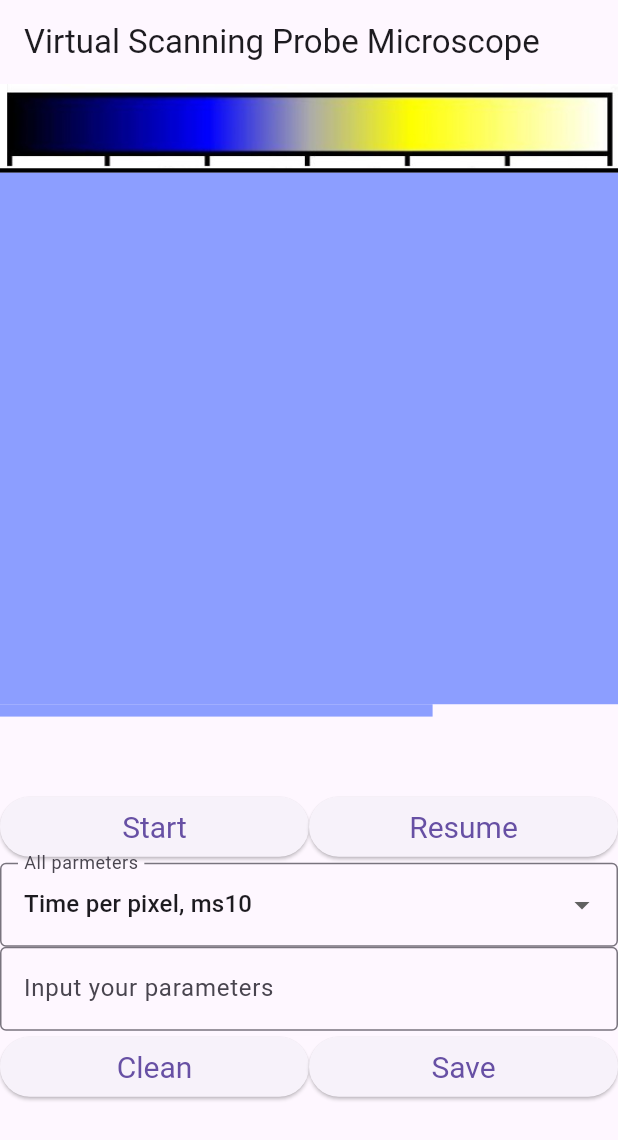
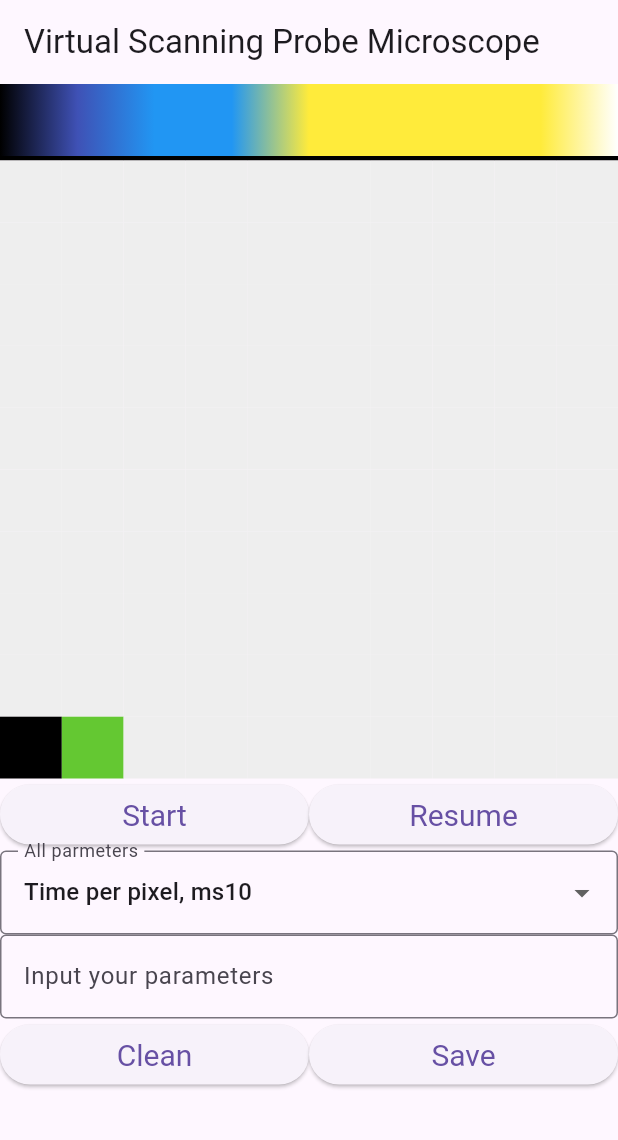
Before and after one commit to 110010110011/yanenko_diploma, a Flutter app: the screen it shows after launch, after a tap on "Start", after a tap on "Pause", on a phone screen of 412 x 824 dp. Shown: the top 1140 px of the screen. Run offline on Flutter 3.47's test engine with Material 3 defaults, Android fonts, the phone set to English and light mode, and no system bars.

Commit message:
Correct gamma + dwawing

```diff
--- /dev/null
+++ b/images/pixels.json
@@ -0,0 +1,14 @@
+{
+  "pixels": [
+    [ [0, 0, 0], [100, 200, 50], [10, 150, 220], [255, 0, 150], [30, 120, 180], [50, 80, 210], [180, 40, 120], [70, 90, 200], [140, 170, 20], [160, 210, 70] ],
+    [ [180, 30, 100], [40, 160, 220], [90, 200, 60], [170, 20, 130], [0, 100, 200], [120, 180, 40], [200, 50, 80], [80, 190, 30], [150, 230, 90], [220, 70, 140] ],
+    [ [150, 10, 70], [70, 120, 190], [120, 180, 30], [200, 60, 100], [20, 90, 160], [160, 220, 80], [230, 90, 150], [110, 200, 50], [180, 20, 110], [40, 130, 210] ],
+    [ [100, 0, 50], [0, 80, 150], [50, 140, 20], [130, 220, 90], [60, 30, 120], [90, 160, 220], [160, 20, 100], [40, 100, 190], [110, 180, 40], [190, 50, 80] ],
+    [ [50, 150, 10], [130, 210, 70], [180, 40, 130], [10, 90, 170], [140, 220, 80], [170, 30, 110], [240, 100, 160], [120, 200, 60], [190, 30, 120], [20, 140, 220] ],
+    [ [20, 120, 190], [100, 180, 40], [150, 30, 100], [30, 100, 180], [160, 230, 90], [190, 60, 130], [10, 80, 160], [80, 160, 220], [150, 20, 90], [220, 90, 150] ],
+    [ [240, 100, 160], [120, 200, 50], [190, 30, 120], [20, 140, 220], [50, 150, 10], [130, 210, 70], [180, 40, 130], [10, 90, 170], [140, 220, 80], [170, 30, 110] ],
+    [ [190, 60, 130], [10, 80, 160], [80, 160, 220], [150, 20, 90], [220, 90, 150], [240, 100, 160], [120, 200, 60], [190, 30, 120], [20, 140, 220], [50, 150, 10] ],
+    [ [160, 230, 90], [190, 60, 130], [10, 80, 160], [80, 160, 220], [150, 20, 90], [220, 90, 150], [240, 100, 160], [120, 200, 60], [190, 30, 120], [20, 140, 220] ],
+    [ [10, 90, 170], [140, 220, 80], [170, 30, 110], [240, 100, 160], [120, 200, 50], [190, 30, 120], [20, 140, 220], [50, 150, 10], [130, 210, 70], [180, 40, 130] ]
+  ]
+}
--- a/lib/main.dart
+++ b/lib/main.dart
@@ -1,6 +1,10 @@
+import 'dart:async';
+import 'dart:convert';
 import 'dart:io';
 import 'dart:math';
 import 'dart:typed_data';
+import 'package:flutter/services.dart';
+
 import 'microscopeTransmission.dart';
 import 'parametersActions.dart';
 import 'dart:developer' as developer;
@@ -48,6 +52,8 @@ class FirstDisabledFocusNode extends FocusNode {
 
 class _MyStatefulWidgetState extends State<MyStatefulWidget>
     with SingleTickerProviderStateMixin {
+  List<Color?> pixels = List.filled(100, Colors.grey[200]);
+  late int rowStartPoint = pixels.length - sqrt(pixels.length).toInt() - index;
   int tscan = 10;
   late AnimationController _controller;
   late Uint8List imageData; //
@@ -55,6 +61,74 @@ class _MyStatefulWidgetState extends State<MyStatefulWidget>
   String? sampleName;
   String? tipName;
   bool isScaning = false;
+
+  late List<Color?> loadedPixels;
+  int index = 0;
+  int counter = 0;
+  late Timer timer;
+  bool goRight = true;
+
+
+  List<Color?> getColorListFromJson(Map<String, dynamic> json){
+    List<Color?> colors = <Color>[];
+
+    for (var row in json['pixels']){
+      for (var pixel in row){
+        colors.add(Color.fromARGB(255, pixel[0], pixel[1], pixel[2]));
+      }
+    }
+
+    return colors;
+  }
+
+  Future<List<Color?>> loadPixelGrid() async {
+    String jsonString = await rootBundle.loadString('images/pixels.json');
+    Map<String, dynamic> jsonMap = json.decode(jsonString);
+    loadedPixels = getColorListFromJson(jsonMap);
+    return loadedPixels;
+  }
+
+  void drawPixelsRandomly() {
+
+    setState(() {
+      loadPixelGrid();
+    });
+
+    // rowStartPoint = pixels.length - sqrt(pixels.length).toInt() - index;
+
+    timer = Timer.periodic(Duration(milliseconds: 500), (timer) {
+      if (index < pixels.length) {
+        setState(() {
+          if (counter == sqrt(loadedPixels.length).toInt()){
+            goRight = !goRight;
+            counter = 0;
+            if (goRight){
+              rowStartPoint = loadedPixels.length - sqrt(loadedPixels.length).toInt() - index;
+            }
+            else{
+              rowStartPoint = loadedPixels.length - index - 1;
+            }
+          }
+          if (goRight){
+            pixels[rowStartPoint + counter] = loadedPixels[index];
+            counter++;
+          }
+          else{
+            pixels[rowStartPoint - counter] = loadedPixels[index];
+            counter++;
+          }
+
+          index++;
+        });
+      } else {
+        timer.cancel();
+      }
+    });
+  }
+
+  void stopDrawing() {
+    timer.cancel();
+  }
 
 
   @override
@@ -98,31 +172,65 @@ class _MyStatefulWidgetState extends State<MyStatefulWidget>
 
   @override
   Widget build(BuildContext context) {
-    final gamma = AssetImage('images/gamma.png');
+    // final gamma = AssetImage('images/gamma.png');
     MicroscopeParams microscopeParams = MicroscopeParams();
     return Column(children: [
-      Row(
-        children: [
-          Expanded(
-            child: Image(image: gamma,)
-          ),
-        ],
+      Container(
+        decoration: const BoxDecoration(
+            gradient: LinearGradient(
+              colors: [
+                Colors.black,
+                Colors.indigo,
+                Colors.blue,
+                Colors.blue,
+                Colors.yellow,
+                Colors.yellow,
+                Colors.yellow,
+                Colors.yellow,
+                Colors.white
+              ],
+            )
+        ),
+        width: MediaQuery.of(context).size.width,
+        height: 50,
       ),
+      // Row(
+      //   children: [
+      //     Expanded(
+      //       child: Image(image: gamma,)
+      //     ),
+      //   ],
+      // ),
 
       Divider(color: Colors.black, height: 1, thickness: 3),
-      AspectRatio(
-          aspectRatio: 1,
-          child: Stack(alignment: Alignment.topLeft, children: <Widget>[
-            //Image.memory(imageData),
-            //Image.asset('images/STMimage.jpg'),
-            // CustomPaint(
-            //     size: MediaQuery.of(context).size,
-            //     painter: ImagePainter(nmbrpxl: nmbrpxls)),
-            CustomPaint(
-                size: MediaQuery.of(context).size,
-                painter:
-                CurtainPainter(value: _controller.value, nmbrpxl: nmbrpxls))
-          ])),
+
+      GridView.builder(
+        shrinkWrap: true,
+        gridDelegate: SliverGridDelegateWithFixedCrossAxisCount(
+          crossAxisCount: 10,
+        ),
+        itemCount: pixels.length,
+        itemBuilder: (BuildContext context, int index) {
+          return Container(
+            width: 20,
+            height: 20,
+            color: pixels[index],
+          );
+        },
+      ),
+      // AspectRatio(
+      //     aspectRatio: 1,
+      //     child: Stack(alignment: Alignment.topLeft, children: <Widget>[
+      //       //Image.memory(imageData),
+      //       //Image.asset('images/STMimage.jpg'),
+      //       // CustomPaint(
+      //       //     size: MediaQuery.of(context).size,
+      //       //     painter: ImagePainter(nmbrpxl: nmbrpxls)),
+      //       CustomPaint(
+      //           size: MediaQuery.of(context).size,
+      //           painter:
+      //           CurtainPainter(value: _controller.value, nmbrpxl: nmbrpxls))
+      //     ])),
 
       Row(
         children: [
@@ -132,10 +240,9 @@ class _MyStatefulWidgetState extends State<MyStatefulWidget>
                 textStyle: const TextStyle(fontSize: 20),
               ),
               onPressed: () {
-                sendPOST(microscopeParams);
-                _controller.forward();
+                // sendPOST(microscopeParams);
+                drawPixelsRandomly();
                 isScaning = true;
-                null;
               },
               child: Text('Start'),
             ),
@@ -148,9 +255,9 @@ class _MyStatefulWidgetState extends State<MyStatefulWidget>
               child: isScaning ? Text('Pause') : Text('Resume'),
               onPressed: (){
                 if(isScaning){
-                  _controller.stop();
+                  stopDrawing();
                 }else{
-                  _controller.forward();
+                  drawPixelsRandomly();
                 }
                 setState(() {
                   isScaning = !isScaning;
@@ -240,7 +347,10 @@ class _MyStatefulWidgetState extends State<MyStatefulWidget>
                 textStyle: const TextStyle(fontSize: 20),
               ),
               onPressed: () {
-
+                setState(() {
+                  pixels = List.filled(100, Colors.grey[500]);
+                  rowStartPoint = 0;
+                });
               },
               child: Text('Clean'),
             ),
--- a/lib/parametersActions.dart
+++ b/lib/parametersActions.dart
@@ -7,8 +7,8 @@ class MicroscopeParams {
   late int sizeInNm = 100;
   late int sampleBias = 100;
   late int tunnelingCurrent = 100;
-  late String sampleName;
-  late String tipName;
+  late String sampleName = "";
+  late String tipName = "";
 
 
   void setValue(String input, String? dropdownSelectedValue) {
--- a/pubspec.yaml
+++ b/pubspec.yaml
@@ -61,7 +61,7 @@ flutter:
 
   # To add assets to your application, add an assets section, like this:
   assets:
-    - images/gamma.png
+    - images/
   #   - images/a_dot_burr.jpeg
   #   - images/a_dot_ham.jpeg
 
```
